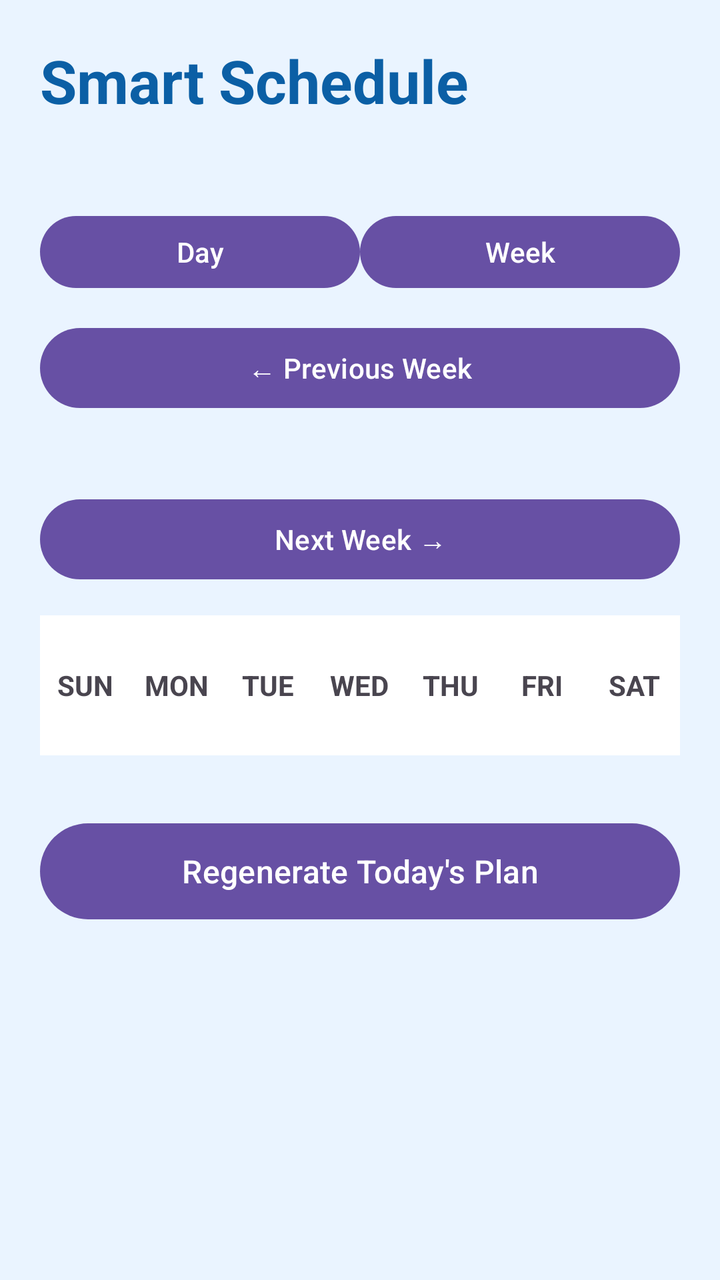
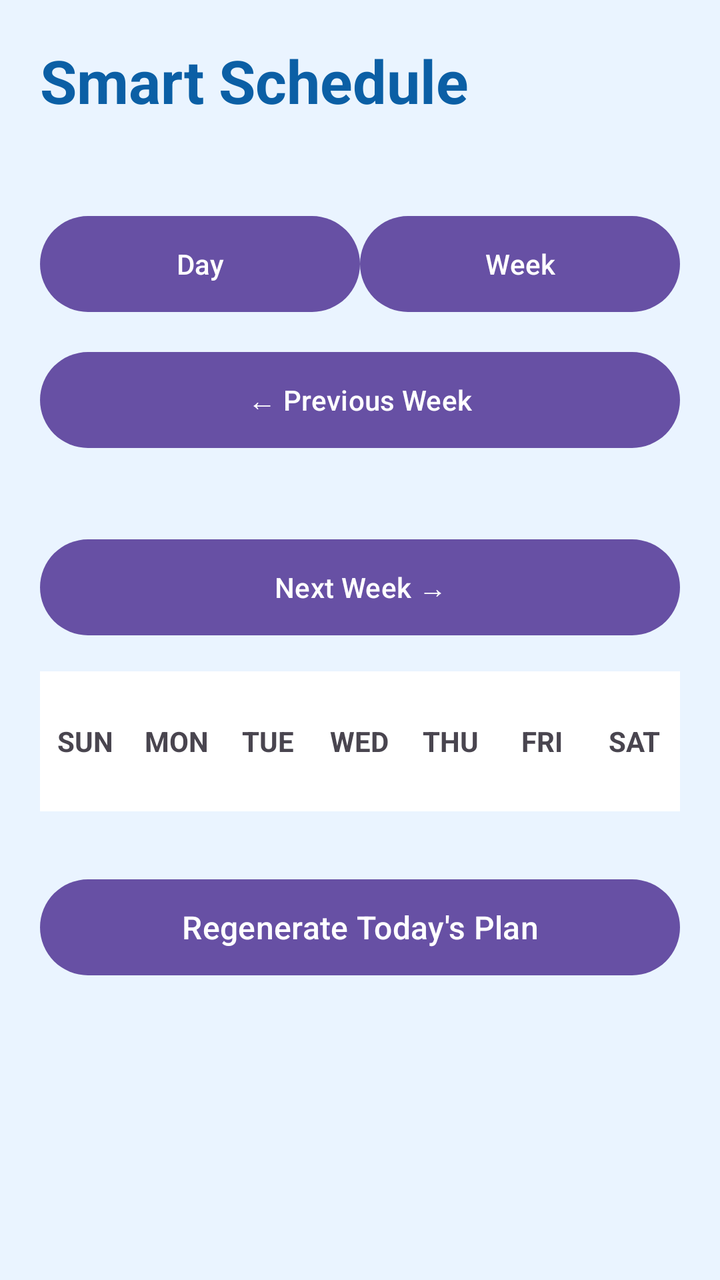

Screens rendered from an Android XML layout before and after an edit, with the pre-edit source and the edit as a unified diff.
<!-- AndroidManifest.xml: application theme Theme.SmartAcademia -->
<!-- res/layout/fragment_schedule.xml -->
<?xml version="1.0" encoding="utf-8"?>
<ScrollView xmlns:android="http://schemas.android.com/apk/res/android"
    android:layout_width="match_parent"
    android:layout_height="match_parent"
    android:background="#EAF4FF"
    android:fillViewport="true">

    <LinearLayout
        android:layout_width="match_parent"
        android:layout_height="wrap_content"
        android:orientation="vertical"
        android:padding="20dp">

        <TextView
            android:layout_width="wrap_content"
            android:layout_height="wrap_content"
            android:text="Smart Schedule"
            android:textColor="#0B5FA5"
            android:textSize="30sp"
            android:textStyle="bold" />

        <TextView
            android:id="@+id/dateTextView"
            android:layout_width="wrap_content"
            android:layout_height="wrap_content"
            android:textColor="#0B5FA5"
            android:textSize="16sp"
            android:layout_marginTop="8dp" />

        <LinearLayout
            android:layout_width="match_parent"
            android:layout_height="44dp"
            android:orientation="horizontal"
            android:layout_marginTop="14dp">

            <Button
                android:id="@+id/dayButton"
                android:layout_width="0dp"
                android:layout_height="match_parent"
                android:layout_weight="1"
                android:text="Day" />

            <Button
                android:id="@+id/weekButton"
                android:layout_width="0dp"
                android:layout_height="match_parent"
                android:layout_weight="1"
                android:text="Week" />
        </LinearLayout>

        <Button
            android:id="@+id/previousWeekButton"
            android:layout_width="match_parent"
            android:layout_height="wrap_content"
            android:text="← Previous Week"
            android:layout_marginTop="12dp" />

        <TextView
            android:id="@+id/weekRangeTextView"
            android:layout_width="match_parent"
            android:layout_height="wrap_content"
            android:textColor="#0B5FA5"
            android:textSize="16sp"
            android:textStyle="bold"
            android:gravity="center"
            android:layout_marginTop="8dp" />

        <Button
            android:id="@+id/nextWeekButton"
            android:layout_width="match_parent"
            android:layout_height="wrap_content"
            android:text="Next Week →"
            android:layout_marginTop="8dp" />

        <LinearLayout
            android:id="@+id/weekDaysLayout"
            android:layout_width="match_parent"
            android:layout_height="70dp"
            android:orientation="horizontal"
            android:gravity="center"
            android:background="#FFFFFF"
            android:layout_marginTop="14dp">

            <TextView
                android:id="@+id/sunTextView"
                android:layout_width="0dp"
                android:layout_height="match_parent"
                android:layout_weight="1"
                android:gravity="center"
                android:text="SUN"
                android:textStyle="bold" />

            <TextView
                android:id="@+id/monTextView"
                android:layout_width="0dp"
                android:layout_height="match_parent"
                android:layout_weight="1"
                android:gravity="center"
                android:text="MON"
                android:textStyle="bold" />

            <TextView
                android:id="@+id/tueTextView"
                android:layout_width="0dp"
                android:layout_height="match_parent"
                android:layout_weight="1"
                android:gravity="center"
                android:text="TUE"
                android:textStyle="bold" />

            <TextView
                android:id="@+id/wedTextView"
                android:layout_width="0dp"
                android:layout_height="match_parent"
                android:layout_weight="1"
                android:gravity="center"
                android:text="WED"
                android:textStyle="bold" />

            <TextView
                android:id="@+id/thuTextView"
                android:layout_width="0dp"
                android:layout_height="match_parent"
                android:layout_weight="1"
                android:gravity="center"
                android:text="THU"
                android:textStyle="bold" />

            <TextView
                android:id="@+id/friTextView"
                android:layout_width="0dp"
                android:layout_height="match_parent"
                android:layout_weight="1"
                android:gravity="center"
                android:text="FRI"
                android:textStyle="bold" />

            <TextView
                android:id="@+id/satTextView"
                android:layout_width="0dp"
                android:layout_height="match_parent"
                android:layout_weight="1"
                android:gravity="center"
                android:text="SAT"
                android:textStyle="bold" />
        </LinearLayout>

        <LinearLayout
            android:id="@+id/timelineLayout"
            android:layout_width="match_parent"
            android:layout_height="wrap_content"
            android:orientation="vertical"
            android:layout_marginTop="12dp" />

        <Button
            android:id="@+id/regenerateButton"
            android:layout_width="match_parent"
            android:layout_height="56dp"
            android:text="Regenerate Today's Plan"
            android:textSize="16sp"
            android:layout_marginTop="18dp" />

    </LinearLayout>
</ScrollView>
<!-- resources referenced by this layout -->
<resources>
  <style name="Theme.SmartAcademia" parent="Base.Theme.SmartAcademia" />
  <style name="Base.Theme.SmartAcademia" parent="Theme.Material3.DayNight.NoActionBar">
          
          
      </style>
</resources>

<!-- the commit's change to res/layout/fragment_schedule.xml (unified diff, before → after) -->
@@ -14,7 +14,7 @@
         <TextView
             android:layout_width="wrap_content"
             android:layout_height="wrap_content"
-            android:text="Smart Schedule"
+            android:text="@string/smart_schedule"
             android:textColor="#0B5FA5"
             android:textSize="30sp"
             android:textStyle="bold" />
@@ -29,30 +29,33 @@
 
         <LinearLayout
             android:layout_width="match_parent"
-            android:layout_height="44dp"
+            android:layout_height="56dp"
             android:orientation="horizontal"
             android:layout_marginTop="14dp">
 
             <Button
                 android:id="@+id/dayButton"
                 android:layout_width="0dp"
-                android:layout_height="match_parent"
+                android:layout_height="56dp"
                 android:layout_weight="1"
-                android:text="Day" />
+                android:text="@string/day"
+                android:textColor="#FFFFFF" />
 
             <Button
                 android:id="@+id/weekButton"
                 android:layout_width="0dp"
-                android:layout_height="match_parent"
+                android:layout_height="56dp"
                 android:layout_weight="1"
-                android:text="Week" />
+                android:text="@string/week"
+                android:textColor="#FFFFFF" />
         </LinearLayout>
 
         <Button
             android:id="@+id/previousWeekButton"
             android:layout_width="match_parent"
-            android:layout_height="wrap_content"
-            android:text="← Previous Week"
+            android:layout_height="56dp"
+            android:text="@string/previous_week_arrow"
+            android:textColor="#FFFFFF"
             android:layout_marginTop="12dp" />
 
         <TextView
@@ -68,8 +71,9 @@
         <Button
             android:id="@+id/nextWeekButton"
             android:layout_width="match_parent"
-            android:layout_height="wrap_content"
-            android:text="Next Week →"
+            android:layout_height="56dp"
+            android:text="@string/next_week_arrow"
+            android:textColor="#FFFFFF"
             android:layout_marginTop="8dp" />
 
         <LinearLayout
@@ -87,7 +91,7 @@
                 android:layout_height="match_parent"
                 android:layout_weight="1"
                 android:gravity="center"
-                android:text="SUN"
+                android:text="@string/sun"
                 android:textStyle="bold" />
 
             <TextView
@@ -96,7 +100,7 @@
                 android:layout_height="match_parent"
                 android:layout_weight="1"
                 android:gravity="center"
-                android:text="MON"
+                android:text="@string/mon"
                 android:textStyle="bold" />
 
             <TextView
@@ -105,7 +109,7 @@
                 android:layout_height="match_parent"
                 android:layout_weight="1"
                 android:gravity="center"
-                android:text="TUE"
+                android:text="@string/tue"
                 android:textStyle="bold" />
 
             <TextView
@@ -114,7 +118,7 @@
                 android:layout_height="match_parent"
                 android:layout_weight="1"
                 android:gravity="center"
-                android:text="WED"
+                android:text="@string/wed"
                 android:textStyle="bold" />
 
             <TextView
@@ -123,7 +127,7 @@
                 android:layout_height="match_parent"
                 android:layout_weight="1"
                 android:gravity="center"
-                android:text="THU"
+                android:text="@string/thu"
                 android:textStyle="bold" />
 
             <TextView
@@ -132,7 +136,7 @@
                 android:layout_height="match_parent"
                 android:layout_weight="1"
                 android:gravity="center"
-                android:text="FRI"
+                android:text="@string/fri"
                 android:textStyle="bold" />
 
             <TextView
@@ -141,7 +145,7 @@
                 android:layout_height="match_parent"
                 android:layout_weight="1"
                 android:gravity="center"
-                android:text="SAT"
+                android:text="@string/sat"
                 android:textStyle="bold" />
         </LinearLayout>
 
@@ -156,7 +160,8 @@
             android:id="@+id/regenerateButton"
             android:layout_width="match_parent"
             android:layout_height="56dp"
-            android:text="Regenerate Today's Plan"
+            android:text="@string/regenerate_today_plan"
+            android:textColor="#FFFFFF"
             android:textSize="16sp"
             android:layout_marginTop="18dp" />
 
<!-- resource entries referenced after the edit -->
@@ -1,5 +1,18 @@
 <!-- resources referenced by this layout -->
 <resources>
+  <string name="day">Day</string>
+  <string name="fri">FRI</string>
+  <string name="mon">MON</string>
+  <string name="next_week_arrow">Next Week →</string>
+  <string name="previous_week_arrow">← Previous Week</string>
+  <string name="regenerate_today_plan">Regenerate Today\'s Plan</string>
+  <string name="sat">SAT</string>
+  <string name="smart_schedule">Smart Schedule</string>
+  <string name="sun">SUN</string>
+  <string name="thu">THU</string>
+  <string name="tue">TUE</string>
+  <string name="wed">WED</string>
+  <string name="week">Week</string>
   <style name="Theme.SmartAcademia" parent="Base.Theme.SmartAcademia" />
   <style name="Base.Theme.SmartAcademia" parent="Theme.Material3.DayNight.NoActionBar">
           
